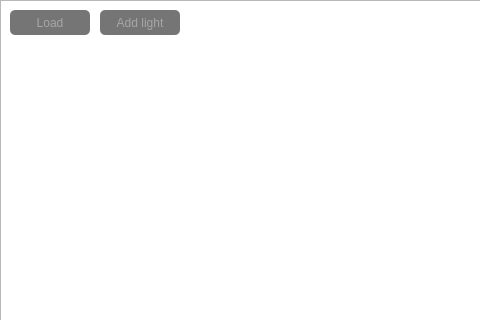
First picture: the form in shlyapos/FooG 12.30.43/UiForms/mainwindow.ui, repository tatarinova0903/bmstu_cg_course, before the edit; both pictures show x 0 to 480 and y 0 to 320 of the 800 by 800 pixel window.
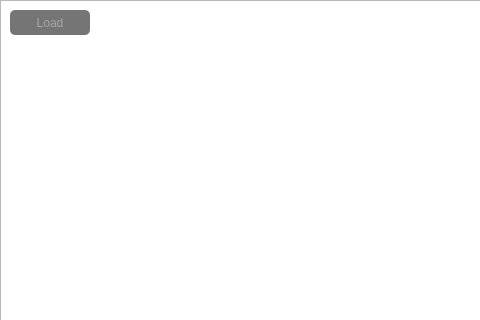
Second picture: the form after the edit.

```diff
--- a/shlyapos/FooG 12.30.43/UiForms/mainwindow.ui
+++ b/shlyapos/FooG 12.30.43/UiForms/mainwindow.ui
@@ -58,35 +58,6 @@
      <string>Load</string>
     </property>
    </widget>
-   <widget class="QPushButton" name="pushButton_addLight">
-    <property name="geometry">
-     <rect>
-      <x>100</x>
-      <y>10</y>
-      <width>80</width>
-      <height>25</height>
-     </rect>
-    </property>
-    <property name="styleSheet">
-     <string notr="true">QPushButton {
-    color: rgba(200, 200, 200, 150);
-    border-radius: 5px;
-    background: rgba(20, 20, 20, 150);
-    }
-
-QPushButton:hover {
-    background: rgba(10, 10, 10, 150);
-    }
-
-QPushButton:pressed {
-    border-style: inset;
-    background: rgba(0, 0, 0, 150);
-   }</string>
-    </property>
-    <property name="text">
-     <string>Add light</string>
-    </property>
-   </widget>
    <widget class="QComboBox" name="comboBox_model">
     <property name="geometry">
      <rect>
```
